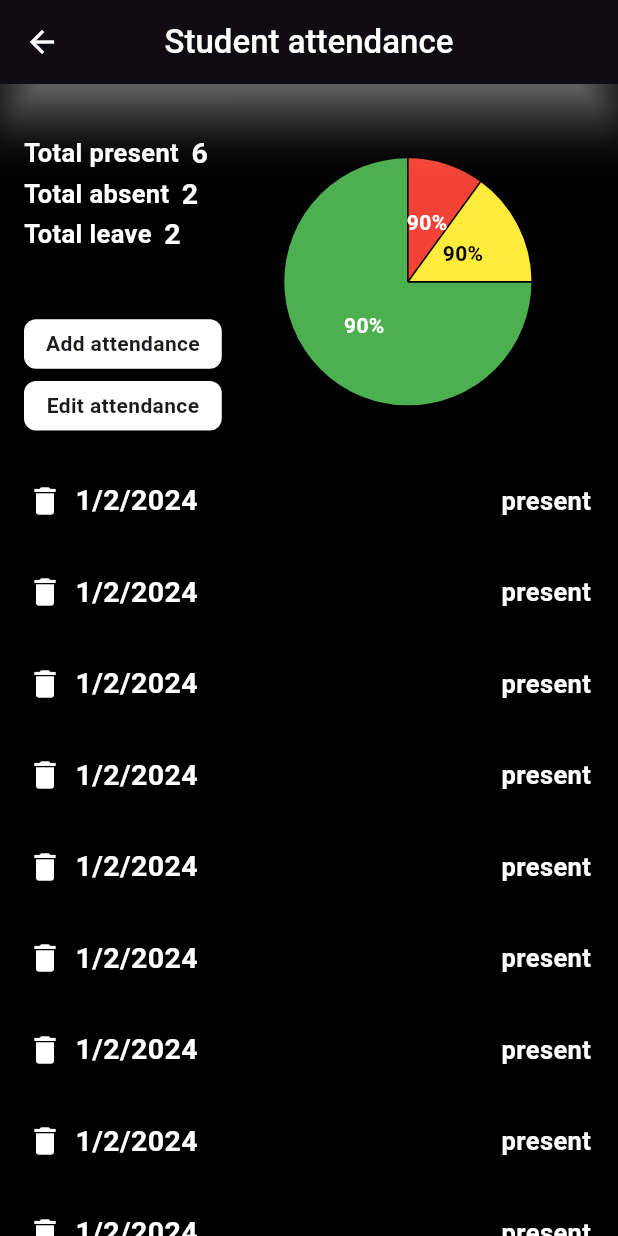
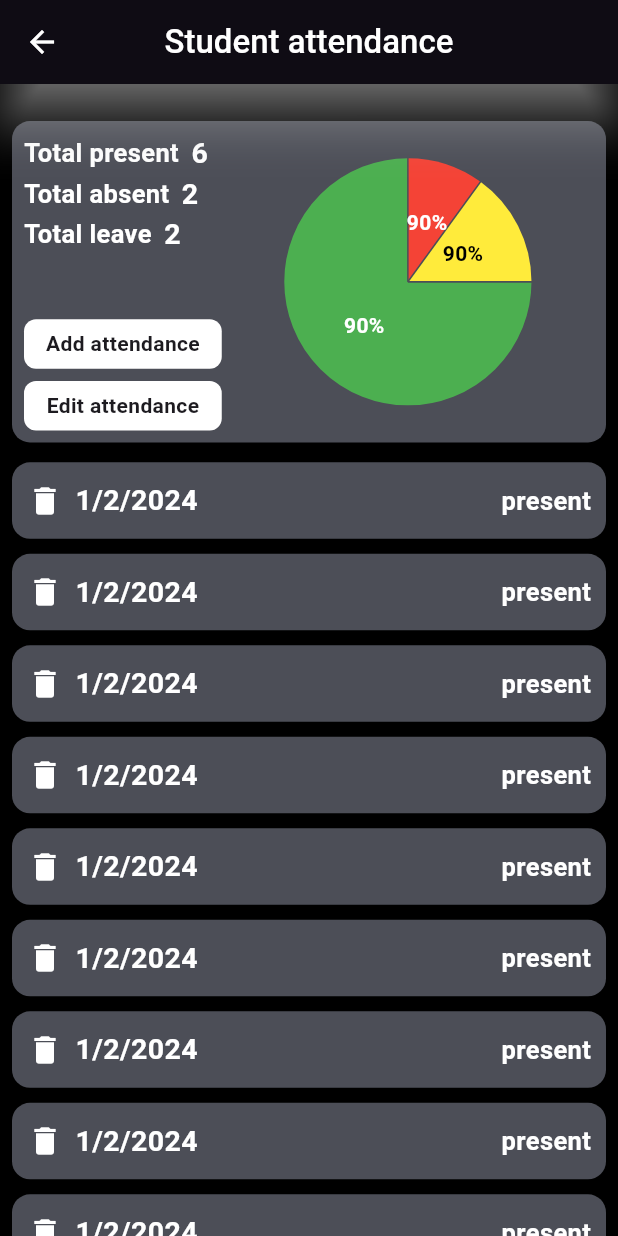
Before and after one commit to Hashimkhann1/Attendance-Management-System-soft, a Flutter app: the CheckStudentAttendanceView screen opened directly, on a phone screen of 412 x 824 dp. Run offline on Flutter 3.47's test engine with Material 3 defaults, Android fonts, the phone set to English and light mode, and no system bars; drawn by our look-alikes of fl_chart; our stand-ins replace cloud_firestore, curved_navigation_bar, firebase_core, fluttertoast, get; accounts and stored records are empty; generated files the repository leaves out were written again; statements that could not run were skipped.

Commit message:
all colors are save in this file

```diff
--- a/lib/res/my_colors/my_colors.dart
+++ b/lib/res/my_colors/my_colors.dart
@@ -9,6 +9,7 @@ class MyColors {
   static const whiteColor = Colors.white;
   static const grayColor = Colors.grey;
   static const blackColor = Colors.black;
+  static const lightBlackColor = Color(0xFF4c4e57);
   static final midLightgrayColor = Colors.grey.shade600;
   static final lightgrayColor = Color(0xFFBDBDBD);
 
```
